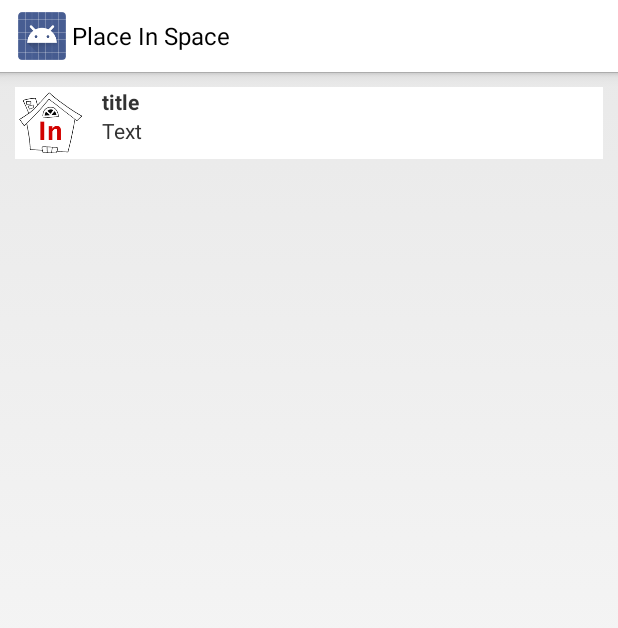
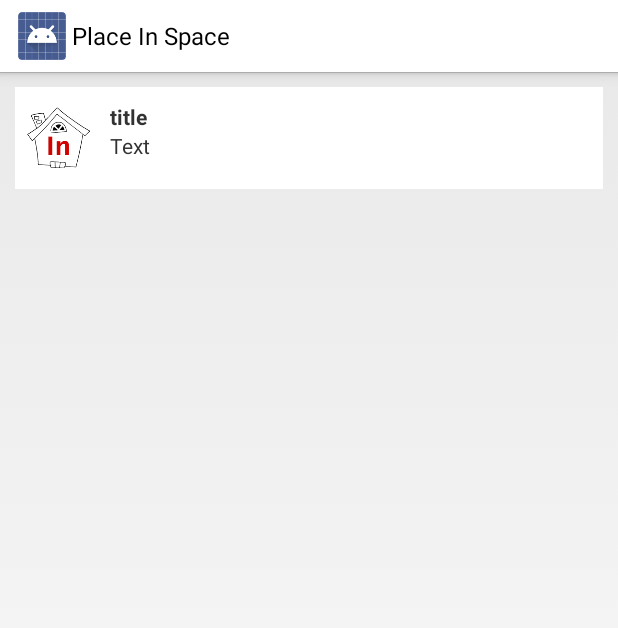
Before and after one commit to xxtt/android, an Android app: the layout news_list_item.xml on its own in the app's theme, with its tools: preview values and no code run, on a phone screen of 412 x 824 dp. Shown: the top 628 px of the screen. Run offline under Robolectric (Android 15) with nearby library versions, the phone set to English and light mode, and no system bars.

Commit message:
1.3.3 news item paddings, default location issue, ua language mistake fix

```diff
--- a/app/src/main/res/layout/news_list_item.xml
+++ b/app/src/main/res/layout/news_list_item.xml
@@ -1,8 +1,12 @@
 <RelativeLayout xmlns:android="http://schemas.android.com/apk/res/android"
     android:layout_width="fill_parent"
     android:layout_height="wrap_content"
+    android:layout_margin="10dp"
     android:background="@drawable/list_selector"
-    android:layout_margin="10dp">
+    android:paddingLeft="5dp"
+    android:paddingTop="10dp"
+    android:paddingRight="5dp"
+    android:paddingBottom="10dp">
 
     <ImageView
         android:id="@+id/news_category_image"
```
Also changed, not shown: app/build.gradle (+3 -9 lines), app/src/main/java/com/app/xx/placeinspace/MapsActivity.java (+6 -5 lines), 2 other files.
